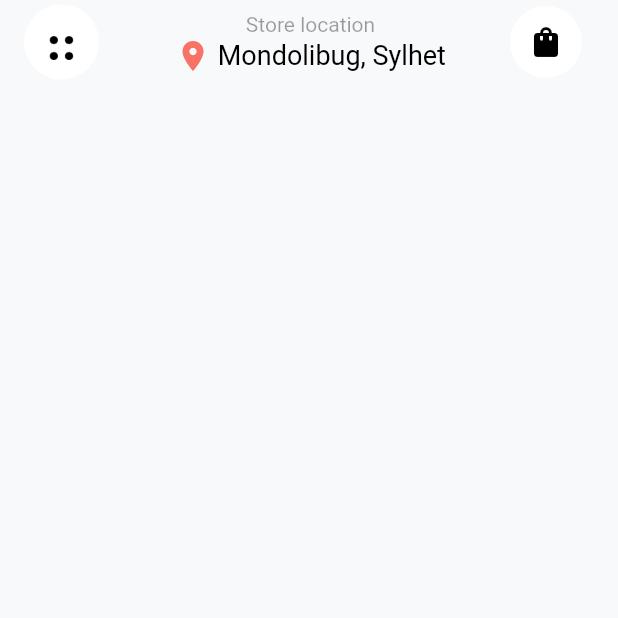
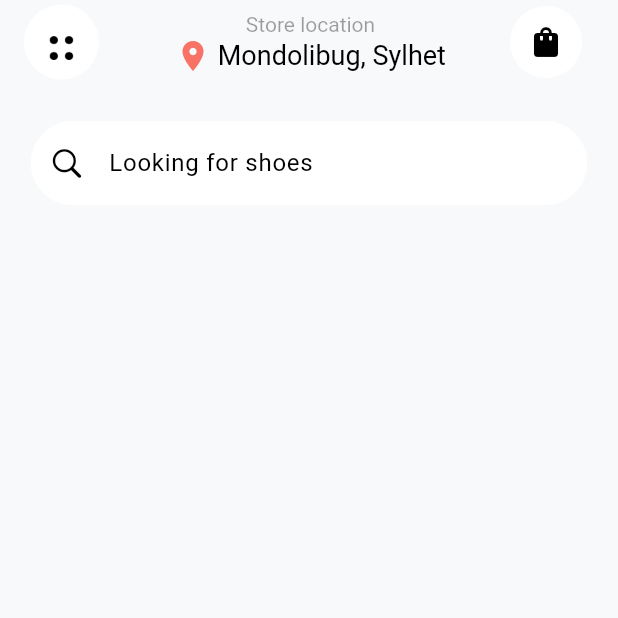
Before and after one commit to Badhon100/innova, a Flutter app: the screen it shows after launch, on a phone screen of 412 x 824 dp, the top half of it. Run offline on Flutter 3.47's test engine with Material 2 defaults, Android fonts, the phone set to English and light mode, and no system bars.

Commit message:
searchbar done

```diff
--- a/lib/features/screens/home_page.dart
+++ b/lib/features/screens/home_page.dart
@@ -1,3 +1,4 @@
+import 'package:flutter/cupertino.dart';
 import 'package:flutter/material.dart';
 
 class HomePage extends StatelessWidget {
@@ -5,6 +6,9 @@ class HomePage extends StatelessWidget {
 
   @override
   Widget build(BuildContext context) {
+    double width = MediaQuery.of(context).size.width;
+    double height = MediaQuery.of(context).size.height;
+
     return Scaffold(
       backgroundColor: Theme.of(context).colorScheme.background,
       appBar: AppBar(
@@ -68,7 +72,32 @@ class HomePage extends StatelessWidget {
         ),
       ),
 
-
+      body: Column(
+        children: [
+          SizedBox(height: height*0.03,),
+          Padding(
+            padding: EdgeInsets.symmetric(horizontal: width*0.05),
+            child: Container(
+              decoration: BoxDecoration(
+                color: Colors.white,
+                borderRadius: BorderRadius.circular(50)
+              ),
+              child: TextField(
+                decoration: InputDecoration(
+                  prefixIcon: const Icon(CupertinoIcons.search),
+                  border: InputBorder.none,
+                  hintText: "Looking for shoes",
+                  enabledBorder: OutlineInputBorder(
+                    borderSide: const BorderSide(
+                        width: 3, color: Colors.white),
+                    borderRadius: BorderRadius.circular(50.0),
+                  ),
+                ),
+              ),
+            ),
+          )
+        ],
+      ),
     );
   }
 }
```
